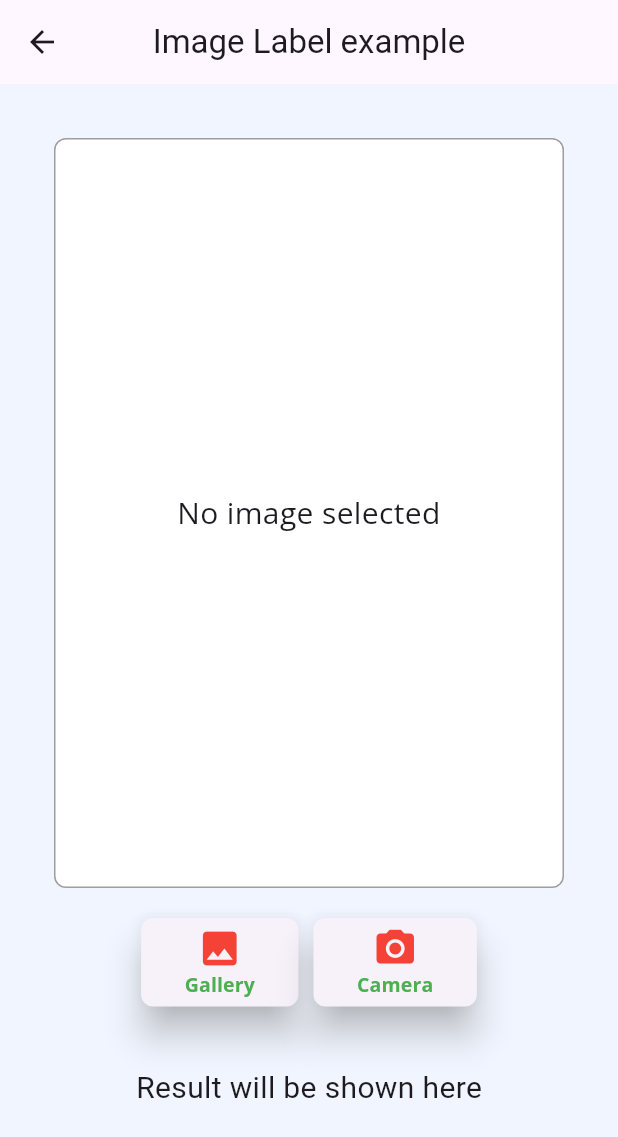
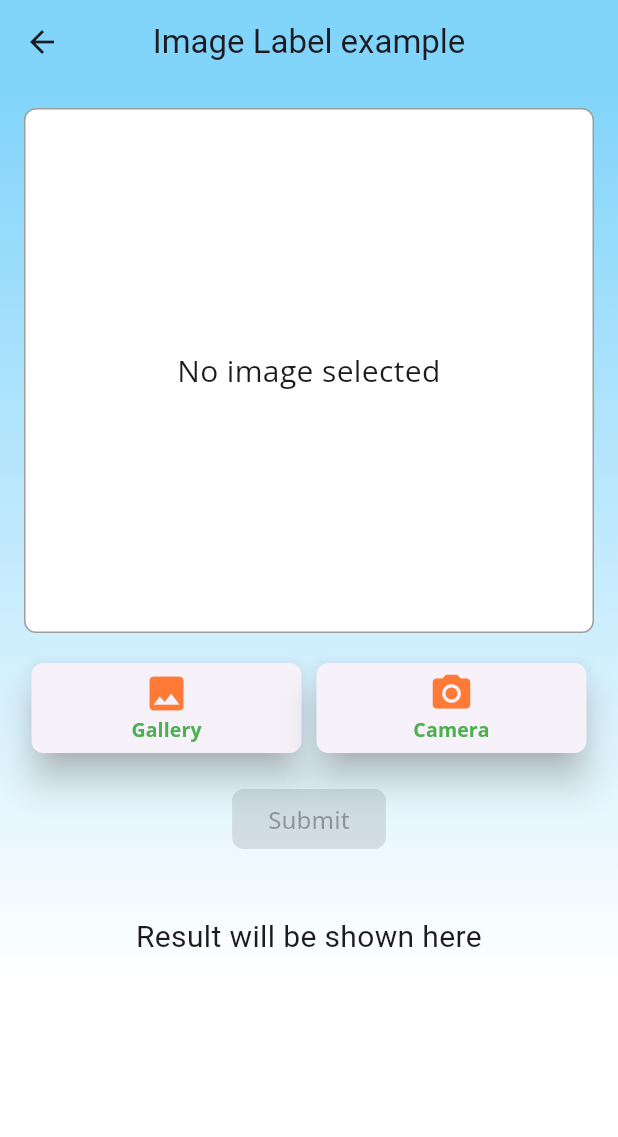
Before and after one commit to Moonkuro101/Fish-Image-Classification-Application, a Flutter app: the HeroScreen screen opened directly, on a phone screen of 412 x 824 dp. Shown: the top 1137 px of the screen. Run offline on Flutter 3.47's test engine with Material 3 defaults, Android fonts, the phone set to English and light mode, and no system bars; our stand-ins replace carousel_slider, cloud_firestore, firebase_auth, firebase_core, flutter_riverpod, google_fonts and 2 more; missing offline and left inert: google_mlkit_image_labeling; accounts and stored records are empty; generated files the repository leaves out were written again; network calls fail.

Commit message:
Lasted my save point

```diff
--- a/lib/screens/FishFinder/hero_screen.dart
+++ b/lib/screens/FishFinder/hero_screen.dart
@@ -1,25 +1,31 @@
 import 'dart:io';
 import 'package:fish_finder/material/font_and_color.dart';
+import 'package:fish_finder/model/fish.dart';
+import 'package:fish_finder/provider/fish_provider.dart';
 import 'package:fish_finder/screens/FishFinder/widget/mybutton.dart';
+import 'package:fish_finder/screens/fish_category_screen/widget/my_list_view.dart';
 import 'package:flutter/services.dart';
+import 'package:flutter_riverpod/flutter_riverpod.dart';
 import 'package:path/path.dart';
 import 'package:path_provider/path_provider.dart';
 import 'package:flutter/material.dart';
 import 'package:image_picker/image_picker.dart';
 import 'package:google_mlkit_image_labeling/google_mlkit_image_labeling.dart';
 
-class HeroScreen extends StatefulWidget {
+class HeroScreen extends ConsumerStatefulWidget {
   const HeroScreen({super.key});
-
   @override
-  State<HeroScreen> createState() => _HeroScreenState();
+  ConsumerState<HeroScreen> createState() => _HeroScreenState();
 }
 
-class _HeroScreenState extends State<HeroScreen> {
+class _HeroScreenState extends ConsumerState<HeroScreen> {
   File? _image;
+  Fish? fish;
   late ImagePicker _picker;
   late ImageLabeler _imageLabeler;
   String result = 'Result will be shown here';
+  var _fishName;
+  bool loadImage = false;
 
   @override
   void initState() {
@@ -28,7 +34,7 @@ class _HeroScreenState extends State<HeroScreen> {
     loadModel();
   }
 
-  loadModel() async {
+  Future<void> loadModel() async {
     final modelPath = await getModelPath('assets/ml/fish_metadata.tflite');
     final options = LocalLabelerOptions(
       confidenceThreshold: 0.5,
@@ -37,26 +43,55 @@ class _HeroScreenState extends State<HeroScreen> {
     _imageLabeler = ImageLabeler(options: options);
   }
 
-  void doImageLabeling() async {
+  Future<void> doImageLabeling() async {
     if (_image == null) return;
 
-    // Pre-process the image by resizing and normalizing the pixel values.
+    setState(() {
+      loadImage = true;
+    });
+
+    try {
       InputImage inputImage = InputImage.fromFile(_image!);
-
-    // Process image using the loaded TensorFlow Lite model.
       final List<ImageLabel> labels =
           await _imageLabeler.processImage(inputImage);
 
       result = '';
       for (ImageLabel label in labels) {
-      final String text = label.label;
+        var text = label.label;
         final double confidence = label.confidence;
+        int spaceIndex = text.indexOf(' ');
+        if (spaceIndex != -1) {
+          text = text.substring(spaceIndex + 1);
+        }
+        _fishName = text;
         result += '$text: ${confidence.toStringAsFixed(2)}\n';
       }
 
+      if (result.isNotEmpty) {
+        final fishList = ref.watch(fishlistProvider);
+        fish = findFishByName(_fishName, fishList);
+      }
+    } catch (e) {
+      result = 'Error occurred: $e';
+    } finally {
       setState(() {
-      // Update the result in the UI.
+        loadImage = false;
       });
+    }
+  }
+
+  Fish? findFishByName(String? name, List<Fish> fishList) {
+    if (name == null || name.isEmpty) return null;
+
+    final trimmedName = name.trim().toLowerCase();
+
+    for (var fish in fishList) {
+      if (fish.name.trim().toLowerCase() == trimmedName) {
+        return fish;
+      }
+    }
+
+    return null;
   }
 
   Future<String> getModelPath(String asset) async {
@@ -71,35 +106,30 @@ class _HeroScreenState extends State<HeroScreen> {
     return file.path;
   }
 
-  void imageFromGallery() async {
+  Future<void> imageFromGallery() async {
     final pickedFile = await _picker.pickImage(source: ImageSource.gallery);
-    if (pickedFile == null) {
-      return;
-    }
+    if (pickedFile == null) return;
+
     setState(() {
       _image = File(pickedFile.path);
     });
 
     // Start image labeling after the image is picked
-    doImageLabeling();
   }
 
-  void imageFromCamera() async {
+  Future<void> imageFromCamera() async {
     final pickedFile = await _picker.pickImage(source: ImageSource.camera);
-    if (pickedFile == null) {
-      return;
-    }
+    if (pickedFile == null) return;
+
     setState(() {
       _image = File(pickedFile.path);
     });
 
     // Start image labeling after the image is picked
-    doImageLabeling();
   }
 
   @override
   void dispose() {
-    // Clean up resources
     _imageLabeler.close();
     super.dispose();
   }
@@ -107,14 +137,24 @@ class _HeroScreenState extends State<HeroScreen> {
   @override
   Widget build(BuildContext context) {
     return Scaffold(
-      backgroundColor: const Color(0xffF0F5FF),
+      backgroundColor: Colors.white,
       appBar: AppBar(
+        backgroundColor: Colors.lightBlue.shade200,
         centerTitle: true,
         title: const Text("Image Label example"),
       ),
       body: SingleChildScrollView(
         child: Container(
-          margin: const EdgeInsets.all(20),
+          decoration: BoxDecoration(
+            gradient: LinearGradient(
+              begin: Alignment.topCenter,
+              end: Alignment.bottomCenter,
+              colors: [
+                Colors.lightBlue.shade200,
+                Colors.white,
+              ],
+            ),
+          ),
           child: Padding(
             padding: const EdgeInsets.all(16.0),
             child: Column(
@@ -122,7 +162,7 @@ class _HeroScreenState extends State<HeroScreen> {
               children: [
                 Container(
                   width: double.infinity,
-                  height: 500,
+                  height: 350,
                   decoration: BoxDecoration(
                     color: Colors.white,
                     borderRadius: BorderRadius.circular(8),
@@ -144,16 +184,43 @@ class _HeroScreenState extends State<HeroScreen> {
                 Row(
                   mainAxisAlignment: MainAxisAlignment.center,
                   children: [
-                    Mybutton(imageFrom: imageFromGallery, camera: false),
-                    Mybutton(imageFrom: imageFromCamera, camera: true),
+                    Expanded(
+                        child: Mybutton(
+                            imageFrom: imageFromGallery, camera: false)),
+                    Expanded(
+                        child:
+                            Mybutton(imageFrom: imageFromCamera, camera: true)),
                   ],
                 ),
+                ElevatedButton(
+                  onPressed: _image == null ? null : doImageLabeling,
+                  style: ElevatedButton.styleFrom(
+                    shadowColor: Colors.grey[400],
+                    elevation: 10,
+                    shape: RoundedRectangleBorder(
+                        borderRadius: BorderRadius.circular(8.0)),
+                  ),
+                  child: Text(
+                    'Submit',
+                    style: fontEnglish.copyWith(fontSize: 16),
+                  ),
+                ),
                 const SizedBox(
-                  height: 20,
+                  height: 40,
                 ),
-                Text(
-                  result,
+                Center(
+                  child: loadImage
+                      ? const CircularProgressIndicator()
+                      : Text(
+                          result.isEmpty ? 'Unknown Fish' : result,
+                          textAlign: TextAlign.center,
                           style: const TextStyle(fontSize: 20),
+                        ),
+                ),
+                if (fish != null)
+                  SizedBox(
+                    height: 200, // Adjust height as needed
+                    child: MyListView(fishList: [fish!]),
                   )
               ],
             ),
--- a/lib/screens/FishFinder/widget/mybutton.dart
+++ b/lib/screens/FishFinder/widget/mybutton.dart
@@ -8,10 +8,10 @@ class Mybutton extends StatelessWidget {
 
   @override
   Widget build(BuildContext context) {
-    // TODO: implement build
     return Container(
       margin: const EdgeInsets.symmetric(horizontal: 5),
       padding: const EdgeInsets.symmetric(vertical: 20),
+      height: 100,
       child: ElevatedButton(
         style: ElevatedButton.styleFrom(
           shadowColor: Colors.grey[400],
@@ -30,7 +30,7 @@ class Mybutton extends StatelessWidget {
               Icon(
                 camera ? Icons.camera_alt : Icons.image,
                 size: 30,
-                color: Colors.red,
+                color: const Color(0xffFE7A36),
               ),
               Text(
                 camera ? 'Camera' : 'Gallery',
--- a/lib/screens/home_screen/widget/fish_finder_container.dart
+++ b/lib/screens/home_screen/widget/fish_finder_container.dart
@@ -28,7 +28,10 @@ class FishFinderContainer extends StatelessWidget {
             )
           ],
           gradient: const LinearGradient(
-            colors: [Color(0xff52CFFA), Color(0xff52A9FA)],
+            colors: [
+              Color(0xff52CFFA),
+              Color(0xff52A9FA),
+            ],
             begin: Alignment.centerLeft,
             end: Alignment.centerRight,
           ),
--- a/lib/screens/home_screen/widget/menu.dart
+++ b/lib/screens/home_screen/widget/menu.dart
@@ -1,5 +1,5 @@
 import 'package:fish_finder/material/font_and_color.dart';
-import 'package:fish_finder/screens/fish_category_screen/fish_category.dart';
+import 'package:fish_finder/screens/fish_category_screen/fish_list.dart';
 import 'package:flutter/material.dart';
 import 'package:flutter_riverpod/flutter_riverpod.dart';
 import 'package:fish_finder/provider/fish_provider.dart';
```
Also changed, not shown: lib/screens/fish_category_screen/fish_category.dart (deleted, +0 -46 lines), lib/screens/fish_category_screen/fish_list.dart (added, +64 -0 lines), lib/screens/fish_category_screen/widget/my_list_view.dart (added, +20 -0 lines), lib/screens/home_screen/menu_screen.dart (+34 -9 lines), lib/screens/tab_screen.dart (+9 -11 lines). Lines whose indentation alone changed are shown as unchanged.
